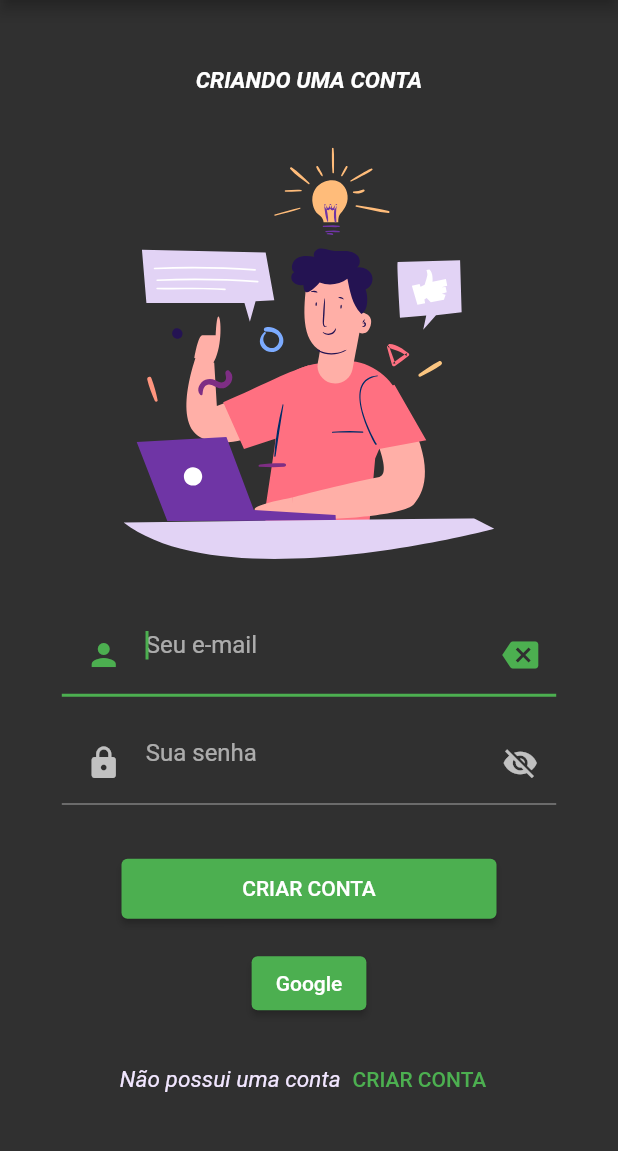
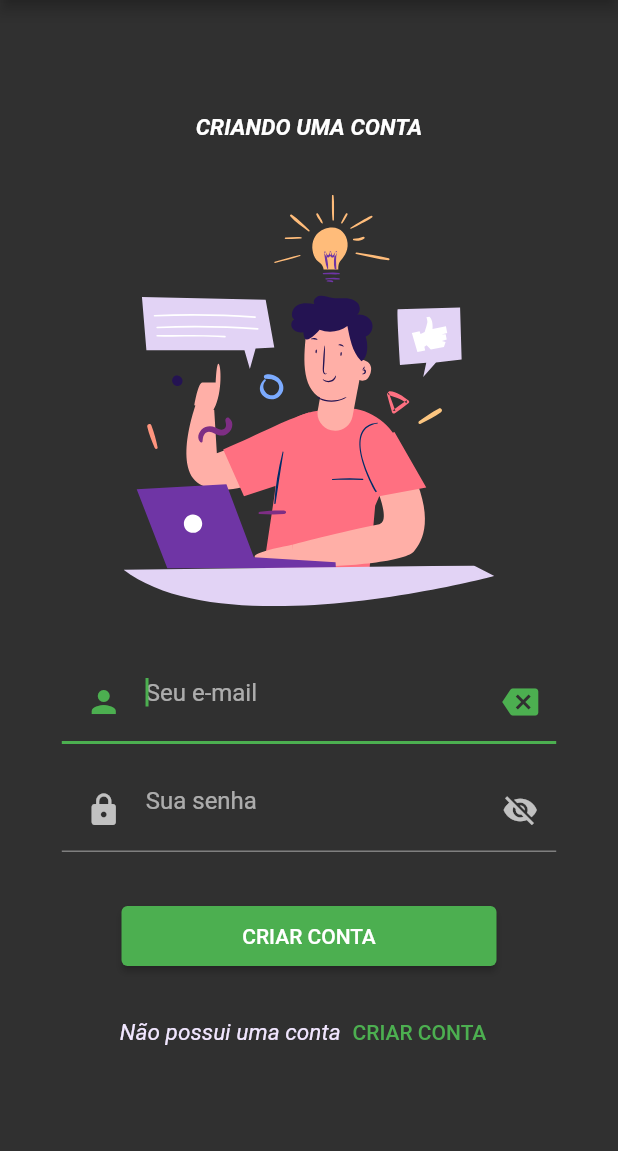
Before and after one commit to luizzlcs/iasd_myadmin, a Flutter app: the SignUpScreen screen opened by its route, on a phone screen of 412 x 824 dp, the part 84-1235 px from its top. Run offline on Flutter 3.47's test engine with Material 2 defaults, Android fonts, the phone set to English and light mode, and no system bars; our stand-ins replace auto_size_text, awesome_snackbar_content, cloud_firestore, file_picker, firebase_auth, firebase_core and 4 more; missing offline and left inert: new_keyboard_shortcuts; accounts and stored records are empty; project files that could hold a hidden picture were left out.

Commit message:
removido botão de login com o google.

```diff
--- a/lib/app/pages/login/components/sign_up_form.dart
+++ b/lib/app/pages/login/components/sign_up_form.dart
@@ -260,10 +260,7 @@ class _SignUpFormState extends State<SignUpForm>
                     'Criar conta'.toUpperCase(),
                   ),
                 ),
-          const SizedBox(
-            height: 15,
-          ),
-          ElevatedButton(onPressed: () {}, child: const Text('Google')),
+
           const SizedBox(height: defaultPadding),
           AlreadyHaveAnAccountCheck(
             press: () {},
```
